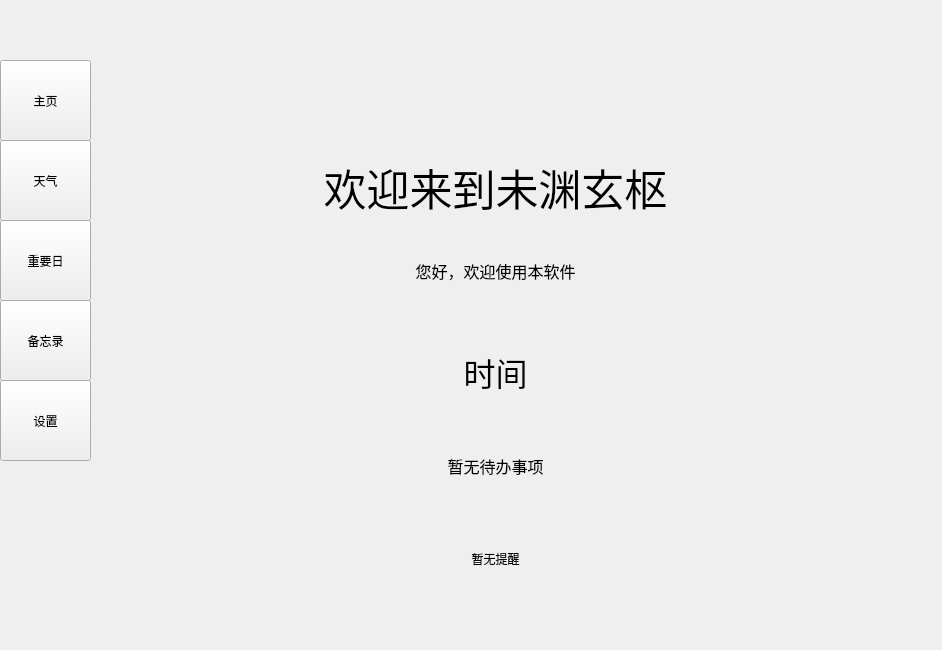
Above: mainwindow.ui from YC-CLT/short-term-qt-project before the change. Below: the same form after it.
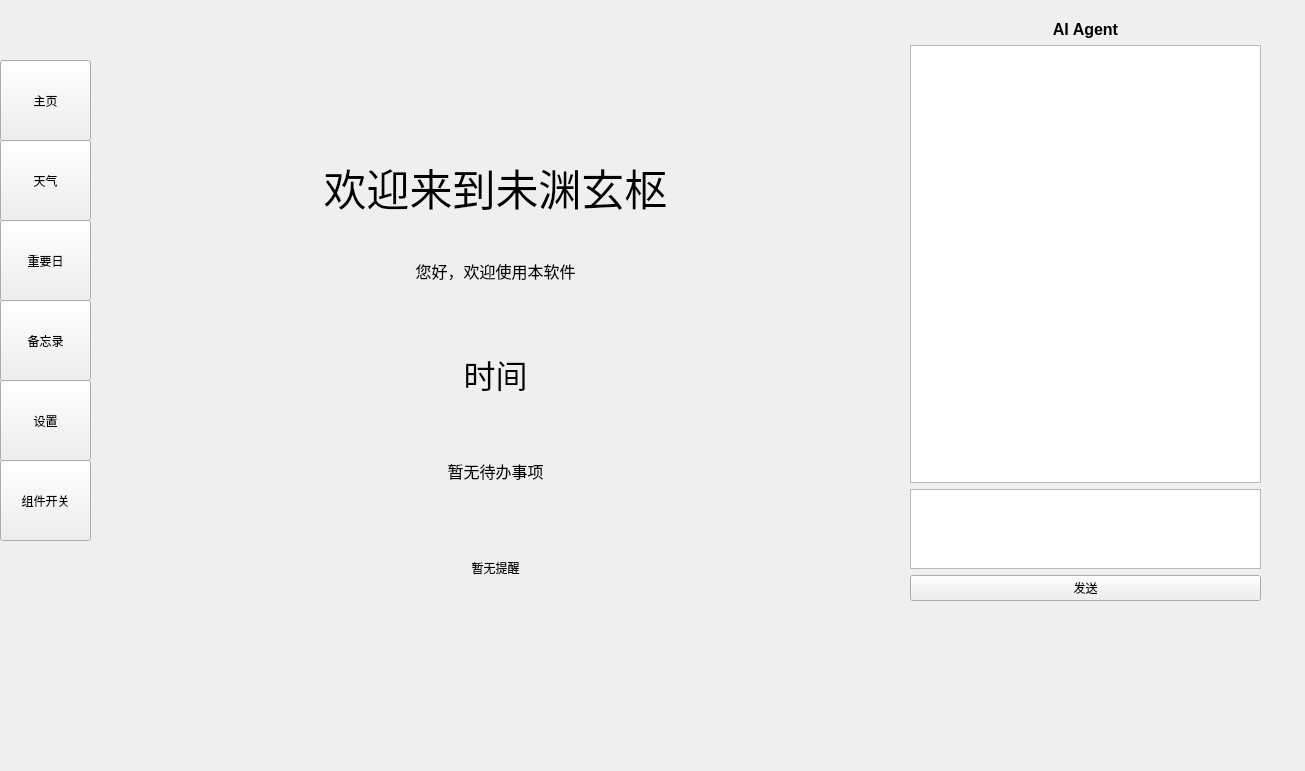
That is the form after the change. The open tabs and pages were chosen to show the change.

The edit to the form file:
```diff
--- a/mainwindow.ui
+++ b/mainwindow.ui
@@ -6,8 +6,8 @@
    <rect>
     <x>0</x>
     <y>0</y>
-    <width>942</width>
-    <height>650</height>
+    <width>1305</width>
+    <height>771</height>
    </rect>
   </property>
   <property name="windowTitle">
@@ -133,6 +133,25 @@
       <string>主页</string>
      </property>
     </widget>
+    <widget class="QPushButton" name="blankButton">
+     <property name="geometry">
+      <rect>
+       <x>0</x>
+       <y>400</y>
+       <width>91</width>
+       <height>81</height>
+      </rect>
+     </property>
+     <property name="sizePolicy">
+      <sizepolicy hsizetype="Maximum" vsizetype="MinimumExpanding">
+       <horstretch>0</horstretch>
+       <verstretch>0</verstretch>
+      </sizepolicy>
+     </property>
+     <property name="text">
+      <string>组件开关</string>
+     </property>
+    </widget>
    </widget>
    <widget class="QStackedWidget" name="stackedWidget">
     <property name="geometry">
@@ -140,7 +159,7 @@
       <x>100</x>
       <y>0</y>
       <width>791</width>
-      <height>621</height>
+      <height>631</height>
      </rect>
     </property>
     <property name="sizePolicy">
@@ -187,7 +206,7 @@
           <widget class="QLabel" name="weatherTextLabel">
            <property name="geometry">
             <rect>
-             <x>530</x>
+             <x>560</x>
              <y>20</y>
              <width>111</width>
              <height>101</height>
@@ -205,7 +224,7 @@
           <widget class="QLabel" name="updateTimeLabel">
            <property name="geometry">
             <rect>
-             <x>490</x>
+             <x>440</x>
              <y>10</y>
              <width>181</width>
              <height>31</height>
@@ -280,10 +299,10 @@
           <widget class="QLabel" name="weatherIconLabel">
            <property name="geometry">
             <rect>
-             <x>650</x>
-             <y>20</y>
-             <width>111</width>
-             <height>101</height>
+             <x>630</x>
+             <y>0</y>
+             <width>131</width>
+             <height>121</height>
             </rect>
            </property>
            <property name="font">
@@ -3569,6 +3588,72 @@
      </layout>
     </widget>
    </widget>
+   <widget class="QWidget" name="AIWidget" native="true">
+    <property name="geometry">
+     <rect>
+      <x>900</x>
+      <y>10</y>
+      <width>371</width>
+      <height>601</height>
+     </rect>
+    </property>
+    <layout class="QVBoxLayout" name="AIVerticalLayout">
+     <property name="leftMargin">
+      <number>10</number>
+     </property>
+     <property name="topMargin">
+      <number>10</number>
+     </property>
+     <property name="rightMargin">
+      <number>10</number>
+     </property>
+     <property name="bottomMargin">
+      <number>10</number>
+     </property>
+     <item>
+      <widget class="QLabel" name="label_2">
+       <property name="font">
+        <font>
+         <pointsize>12</pointsize>
+         <bold>true</bold>
+        </font>
+       </property>
+       <property name="text">
+        <string>AI Agent</string>
+       </property>
+       <property name="alignment">
+        <set>Qt::AlignmentFlag::AlignCenter</set>
+       </property>
+      </widget>
+     </item>
+     <item>
+      <widget class="QTextBrowser" name="AITextBrowser"/>
+     </item>
+     <item>
+      <widget class="QTextEdit" name="AITextEdit">
+       <property name="sizePolicy">
+        <sizepolicy hsizetype="Expanding" vsizetype="Minimum">
+         <horstretch>0</horstretch>
+         <verstretch>0</verstretch>
+        </sizepolicy>
+       </property>
+       <property name="maximumSize">
+        <size>
+         <width>16777215</width>
+         <height>80</height>
+        </size>
+       </property>
+      </widget>
+     </item>
+     <item>
+      <widget class="QPushButton" name="AISendButton">
+       <property name="text">
+        <string>发送</string>
+       </property>
+      </widget>
+     </item>
+    </layout>
+   </widget>
   </widget>
  </widget>
  <resources/>
```
Left out of the diff: 20 changed lines with no effect on the pictures.
